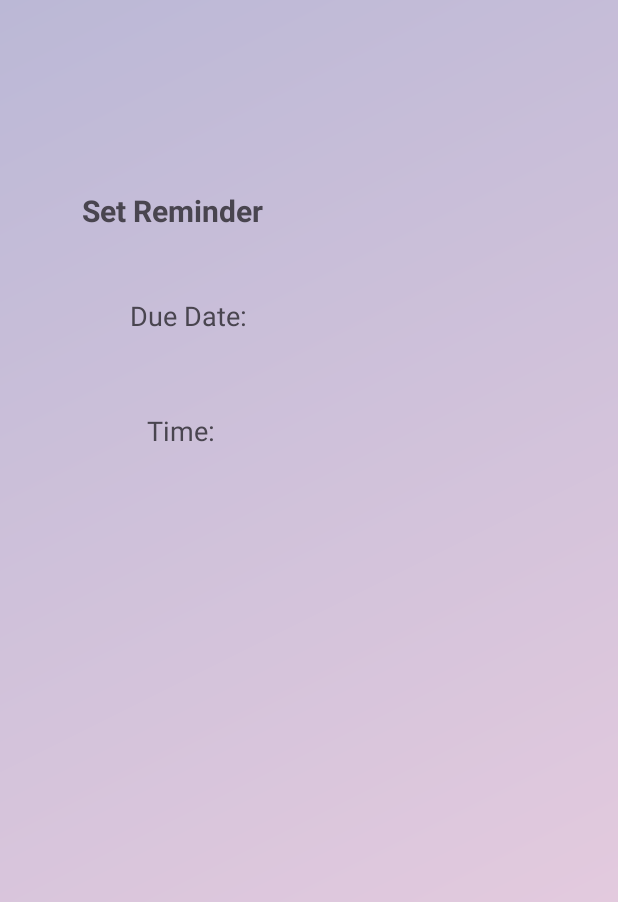
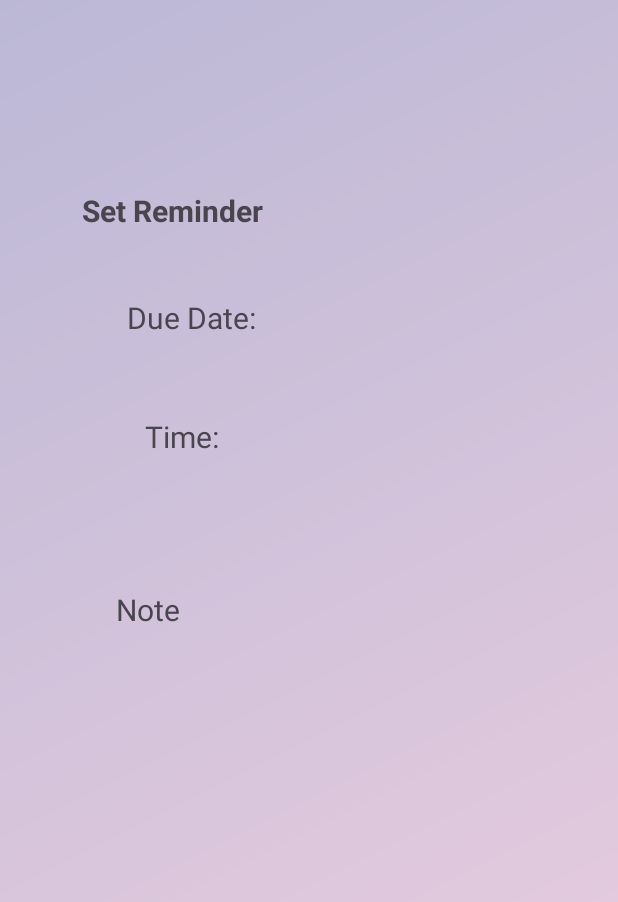
Before and after one commit to leslyVillanueva1020/Project2, an Android app: the Reminder screen opened directly, with no data from a screen before it, on a phone screen of 412 x 824 dp. Shown: the top 902 px of the screen. Run offline under Robolectric (Android 15) with nearby library versions, the phone set to English and light mode, and no system bars.

Commit message:
added note text view

```diff
--- a/app/src/main/res/layout/activity_reminder.xml
+++ b/app/src/main/res/layout/activity_reminder.xml
@@ -34,7 +34,7 @@
         android:layout_height="wrap_content"
         android:layout_marginTop="44dp"
         android:text="Due Date: "
-        android:textSize="18sp"
+        android:textSize="20sp"
         app:layout_constraintEnd_toEndOf="parent"
         app:layout_constraintHorizontal_bias="0.264"
         app:layout_constraintStart_toStartOf="parent"
@@ -46,11 +46,25 @@
         android:layout_height="wrap_content"
         android:layout_marginTop="52dp"
         android:text="Time: "
-        android:textSize="18sp"
+        android:textSize="20sp"
         app:layout_constraintEnd_toEndOf="parent"
         app:layout_constraintHorizontal_bias="0.27"
         app:layout_constraintStart_toStartOf="parent"
         app:layout_constraintTop_toBottomOf="@+id/dueDateText" />
 
+    <!-- Note Text View -->
+    <TextView
+        android:id="@+id/noteText"
+        android:layout_width="wrap_content"
+        android:layout_height="wrap_content"
+        android:layout_marginTop="88dp"
+        android:text="Note"
+        android:textSize="20sp"
+        app:layout_constraintEnd_toEndOf="parent"
+        app:layout_constraintHorizontal_bias="0.209"
+        app:layout_constraintStart_toStartOf="parent"
+        app:layout_constraintTop_toBottomOf="@+id/timeText" />
+
+
 
 </androidx.constraintlayout.widget.ConstraintLayout>
```
